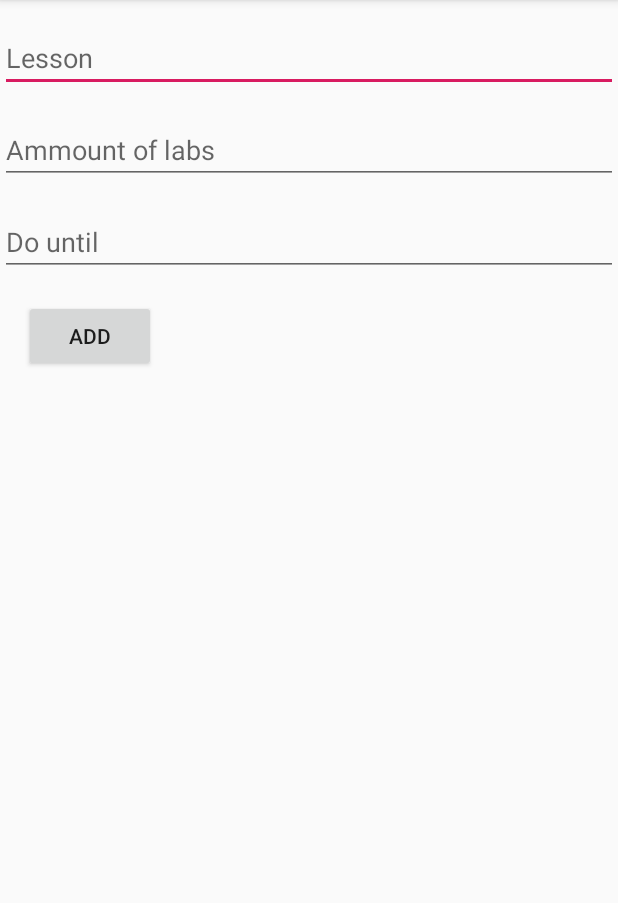
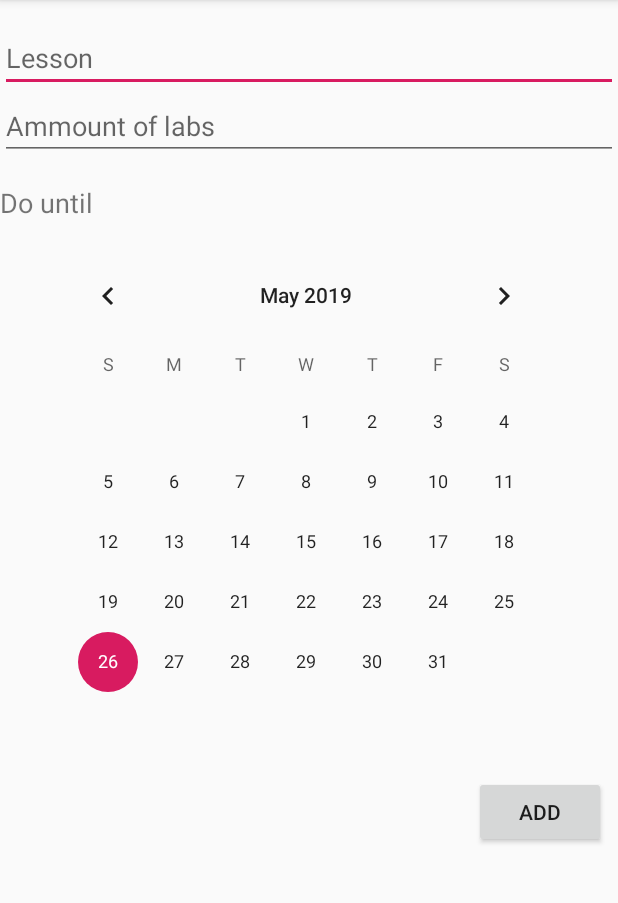
Before and after one commit to zelestik/Doit, an Android app: the NewTaskActivity screen opened directly, with no data from a screen before it, on a phone screen of 412 x 824 dp, the part 84-987 px from its top. Run offline under Robolectric (Android 15) with nearby library versions, the phone set to English and light mode, and no system bars.

Commit message:
Добавлен календарь для ввода даты Добавлена кнока выполнения лабы (в данный момент не активна)

```diff
--- a/app/src/main/java/com/example/doit/Fragments/TodayFragment.java
+++ b/app/src/main/java/com/example/doit/Fragments/TodayFragment.java
@@ -17,6 +17,8 @@ import com.example.doit.Fragments.dummy.DummyContent;
 import com.example.doit.Fragments.dummy.DummyContent.DummyItem;
 
 import java.util.List;
+
+import static com.example.doit.VeryMainActivity.lessons;
 
 /**
  * A fragment representing a list of Items.
@@ -72,7 +74,9 @@ public class TodayFragment extends Fragment {
             } else {
                 recyclerView.setLayoutManager(new GridLayoutManager(context, mColumnCount));
             }
-            recyclerView.setAdapter(new MyTodayRecyclerViewAdapter(DummyContent.ITEMS, mListener));
+            if (lessons.size() != 0) {
+                recyclerView.setAdapter(new MyTodayRecyclerViewAdapter(DummyContent.ITEMS, mListener));
+            }
         }
         return view;
     }
--- a/app/src/main/java/com/example/doit/NewTaskActivity.java
+++ b/app/src/main/java/com/example/doit/NewTaskActivity.java
@@ -6,6 +6,7 @@ import android.support.v7.app.AppCompatActivity;
 import android.os.Bundle;
 import android.view.View;
 import android.widget.Button;
+import android.widget.CalendarView;
 import android.widget.EditText;
 import android.widget.Toast;
 
@@ -24,16 +25,16 @@ public class NewTaskActivity extends AppCompatActivity {
         dbhelper = new DBHelper(NewTaskActivity.this);
         editLessonAdd = findViewById(R.id.editLessonAdd);
         editLabsAdd = findViewById(R.id.editLabsAdd);
-        editDateAdd = findViewById(R.id.editDateAdd);
+        final CalendarView calendarView = (CalendarView) findViewById(R.id.calendarView);
         button = findViewById(R.id.buAdd);
         button.setOnClickListener(new View.OnClickListener(){
             @Override
             public void onClick (View v){
+                long dateint = calendarView.getDate();
                 String lesson = editLessonAdd.getText().toString();
                 String labstr = editLabsAdd.getText().toString();
-                String datestr = editDateAdd.getText().toString();
+                //String datestr = editDateAdd.getText().toString();
                 int labint = Integer.parseInt(labstr);
-                int dateint = Integer.parseInt(datestr);
                 SQLiteDatabase db = dbhelper.getWritableDatabase();
                 ContentValues contentValues = new ContentValues();
                 contentValues.put(DBHelper.KEY_LESSON, lesson);
@@ -44,7 +45,7 @@ public class NewTaskActivity extends AppCompatActivity {
                 long newRowId = db.insert(DBHelper.TABLE_TODO, null, contentValues);
                 // Если ID  -1, значит произошла ошибка
                 if (newRowId == -1) {
-                    Toast.makeText(getApplicationContext(), "Ошибка " + lesson + dateint + labint, Toast.LENGTH_SHORT).show();
+                    Toast.makeText(getApplicationContext(), "Ошибка", Toast.LENGTH_SHORT).show();
                 } else {
                     Toast.makeText(getApplicationContext(), "Успешно", Toast.LENGTH_SHORT).show();
                 }
--- a/app/src/main/res/layout/activity_new_task.xml
+++ b/app/src/main/res/layout/activity_new_task.xml
@@ -23,37 +23,50 @@
         android:id="@+id/editLabsAdd"
         android:layout_width="0dp"
         android:layout_height="wrap_content"
-        android:layout_marginTop="16dp"
         android:ems="10"
         android:hint="@string/labs_ammount"
         android:inputType="number"
         app:layout_constraintEnd_toEndOf="parent"
+        app:layout_constraintHorizontal_bias="0.0"
         app:layout_constraintStart_toStartOf="parent"
         app:layout_constraintTop_toBottomOf="@+id/editLessonAdd" />
-
-    <EditText
-        android:id="@+id/editDateAdd"
-        android:layout_width="0dp"
-        android:layout_height="wrap_content"
-        android:layout_marginTop="16dp"
-        android:ems="10"
-        android:hint="@string/add_date"
-        android:inputType="date"
-        app:layout_constraintEnd_toEndOf="parent"
-        app:layout_constraintStart_toStartOf="parent"
-        app:layout_constraintTop_toBottomOf="@+id/editLabsAdd" />
 
     <Button
         android:id="@+id/buAdd"
         android:layout_width="wrap_content"
         android:layout_height="wrap_content"
-        android:layout_marginStart="16dp"
-        android:layout_marginLeft="16dp"
         android:layout_marginTop="16dp"
+        android:layout_marginEnd="8dp"
+        android:layout_marginRight="8dp"
+        android:onClick="onClick"
         android:text="@string/add"
-        android:onClick="onClick"
+        app:layout_constraintEnd_toEndOf="parent"
+        app:layout_constraintTop_toBottomOf="@+id/calendarView" />
+
+    <CalendarView
+        android:id="@+id/calendarView"
+        android:layout_width="wrap_content"
+        android:layout_height="wrap_content"
+        android:layout_marginStart="30dp"
+        android:layout_marginLeft="30dp"
+        android:layout_marginTop="16dp"
+        android:layout_marginEnd="31dp"
+        android:layout_marginRight="31dp"
+        android:minDate="01/01/2019"
+        app:layout_constraintEnd_toEndOf="parent"
+        app:layout_constraintHorizontal_bias="0.0"
         app:layout_constraintStart_toStartOf="parent"
-        app:layout_constraintTop_toBottomOf="@+id/editDateAdd" />
+        app:layout_constraintTop_toBottomOf="@+id/textView" />
+
+    <TextView
+        android:id="@+id/textView"
+        android:layout_width="wrap_content"
+        android:layout_height="wrap_content"
+        android:layout_marginTop="16dp"
+        android:text="@string/add_date"
+        android:textSize="18sp"
+        app:layout_constraintStart_toStartOf="parent"
+        app:layout_constraintTop_toBottomOf="@+id/editLabsAdd" />
 
 
 </android.support.constraint.ConstraintLayout>
--- a/app/src/main/res/values/strings.xml
+++ b/app/src/main/res/values/strings.xml
@@ -20,4 +20,5 @@
     <string name="menu_week">Week</string>
     <string name="menu_all">All</string>
     <string name="app_name" translatable="false">StuDo</string>
+    <string name="LeftLabs">Left to do</string>
 </resources>
```
Also changed, not shown: app/src/main/java/com/example/doit/Fragments/dummy/DummyContent.java (+5 -5 lines), app/src/main/java/com/example/doit/VeryMainActivity.java (+7 -2 lines), app/src/main/res/layout/fragment_today.xml (+8 -1 lines), 1 other file.
